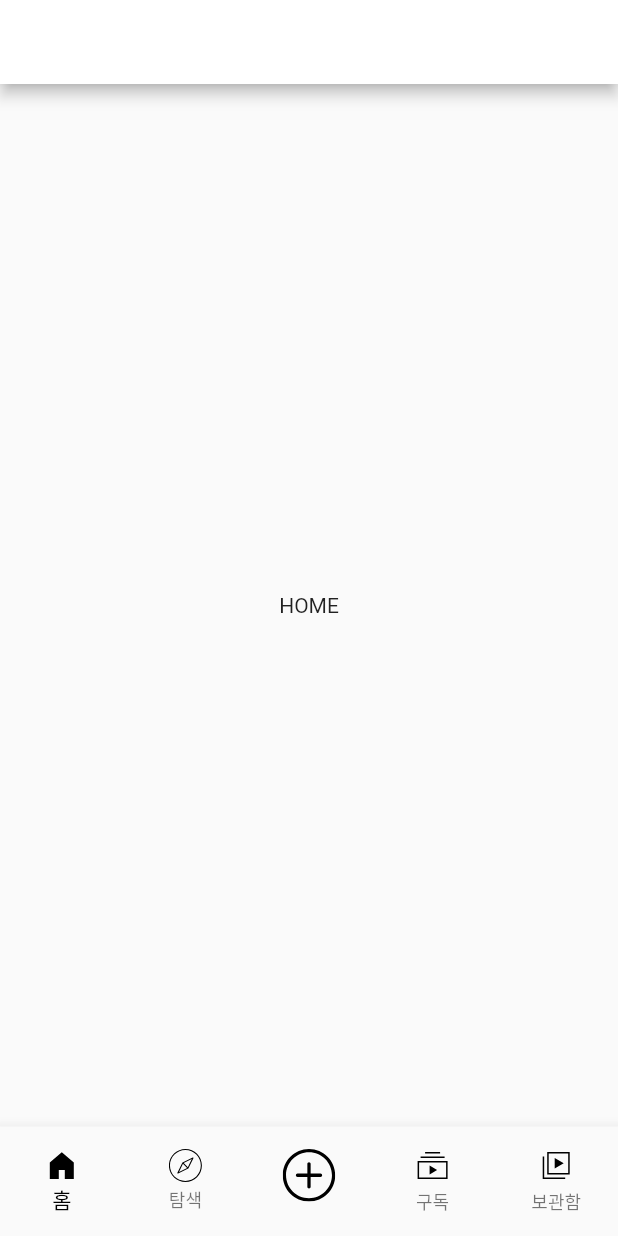
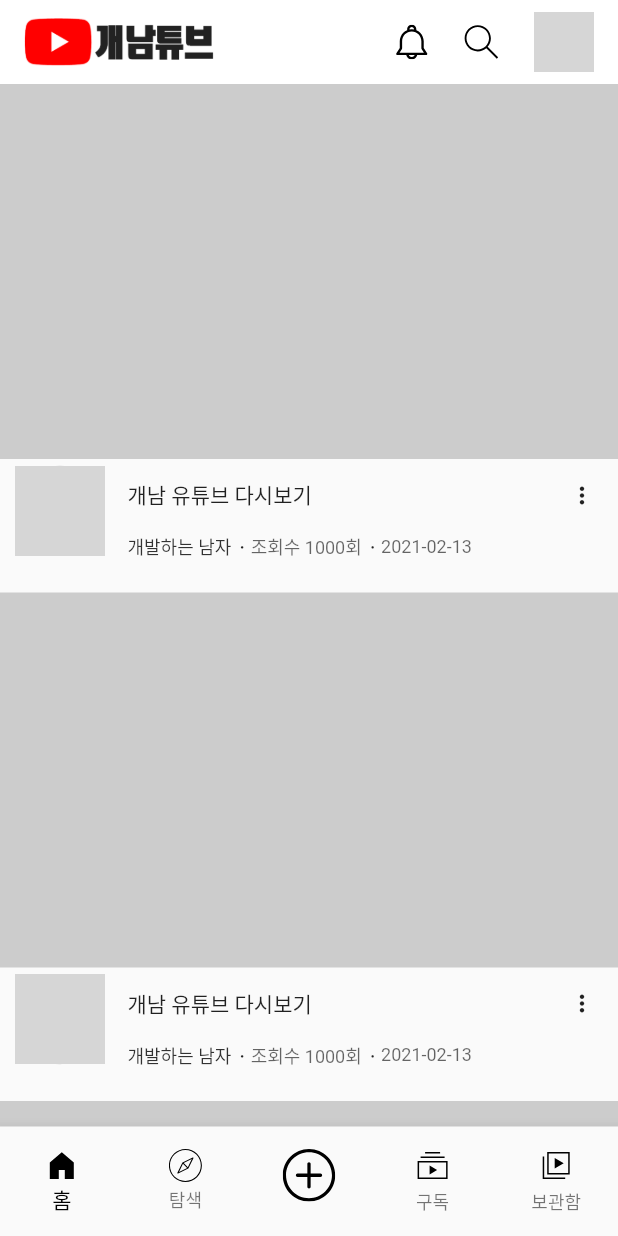
Before and after one commit to Heungjun/cloneCoding_youTube_inFlutter, a Flutter app: the screen it shows after launch, on a phone screen of 412 x 824 dp. Run offline on Flutter 3.47's test engine with Material 2 defaults, Android fonts, the phone set to English and light mode, and no system bars; our stand-ins replace flutter_svg, get; network calls fail; grey boxes are pictures that could not be loaded.

Commit message:
2021-07-19, ~6

```diff
--- a/lib/main.dart
+++ b/lib/main.dart
@@ -1,5 +1,6 @@
 import 'package:ccd_youtube_flutter/src/app.dart';
 import 'package:ccd_youtube_flutter/src/binding/init_binding.dart';
+import 'package:ccd_youtube_flutter/src/components/youtube_detail.dart';
 import 'package:flutter/material.dart';
 import 'package:get/get.dart';
 
@@ -23,7 +24,8 @@ class MyApp extends StatelessWidget {
         GetPage(
           name: '/',
           page: () => App(),
-        )
+        ),
+        GetPage(name: '/detail/:videoId', page: () => YoutubeDetail())
       ],
     );
   }
--- /dev/null
+++ b/lib/src/components/video_widget.dart
@@ -0,0 +1,89 @@
+import 'package:flutter/material.dart';
+
+class VideoWidget extends StatelessWidget {
+  const VideoWidget({Key? key}) : super(key: key);
+
+  @override
+  Widget build(BuildContext context) {
+    return Container(
+      child: Column(
+        children: [_thumbnail(), _simpleDetailInfo()],
+      ),
+    );
+  }
+
+  _thumbnail() {
+    return Container(
+      height: 250,
+      color: Colors.grey.withOpacity(0.5),
+    );
+  }
+
+  _simpleDetailInfo() {
+    return Container(
+      padding: const EdgeInsets.only(left: 10, bottom: 20),
+      child: Row(
+        children: [
+          CircleAvatar(
+            radius: 30,
+            backgroundColor: Colors.grey.withOpacity(0.5),
+            backgroundImage: Image.network(
+                    'https://yt3.ggpht.com/ytc/AKedOLQagIEl2WOUacXZ8WlCPvApoIouP9sNGkMIDVdQ=s88-c-k-c0x00ffffff-no-rj')
+                .image,
+          ),
+          SizedBox(width: 15),
+          Expanded(
+            child: Column(
+              children: [
+                Row(
+                  children: [
+                    Expanded(
+                      child: Text(
+                        '개남 유튜브 다시보기',
+                        maxLines: 2,
+                      ),
+                    ),
+                    IconButton(
+                      onPressed: () {},
+                      icon: Icon(
+                        Icons.more_vert,
+                        size: 18,
+                      ),
+                    )
+                  ],
+                ),
+                Row(
+                  children: [
+                    Text(
+                      '개발하는 남자',
+                      style: TextStyle(
+                        fontSize: 12,
+                        color: Colors.black.withOpacity(0.8),
+                      ),
+                    ),
+                    Text('ㆍ'),
+                    Text(
+                      '조회수 1000회',
+                      style: TextStyle(
+                        fontSize: 12,
+                        color: Colors.black.withOpacity(0.6),
+                      ),
+                    ),
+                    Text('ㆍ'),
+                    Text(
+                      '2021-02-13',
+                      style: TextStyle(
+                        fontSize: 12,
+                        color: Colors.black.withOpacity(0.6),
+                      ),
+                    )
+                  ],
+                ),
+              ],
+            ),
+          ),
+        ],
+      ),
+    );
+  }
+}
--- /dev/null
+++ b/lib/src/components/youtube_detail.dart
@@ -0,0 +1,15 @@
+import 'package:flutter/material.dart';
+import 'package:get/get.dart';
+
+class YoutubeDetail extends StatelessWidget {
+  const YoutubeDetail({Key? key}) : super(key: key);
+
+  @override
+  Widget build(BuildContext context) {
+    return Container(
+      child: Center(
+        child: Text(Get.parameters['videoId'] ?? ''),
+      ),
+    );
+  }
+}
--- /dev/null
+++ b/lib/src/controller/custom_appbar.dart
@@ -0,0 +1,57 @@
+import 'package:flutter/material.dart';
+import 'package:flutter_svg/flutter_svg.dart';
+
+class CustomAppBar extends StatelessWidget {
+  const CustomAppBar({Key? key}) : super(key: key);
+
+  Widget _logo() {
+    return Container(
+      child: Image.asset('assets/images/logo.png'),
+      width: 130,
+    );
+  }
+
+  Widget _actions() {
+    return Row(
+      children: [
+        GestureDetector(
+          onTap: () {},
+          child: Container(
+            width: 23,
+            height: 23,
+            child: SvgPicture.asset('assets/svg/icons/bell.svg'),
+          ),
+        ),
+        SizedBox(width: 20),
+        GestureDetector(
+          onTap: () {},
+          child: Container(
+            width: 30,
+            height: 30,
+            child: SvgPicture.asset('assets/svg/icons/search.svg'),
+          ),
+        ),
+        SizedBox(width: 20),
+        CircleAvatar(
+          backgroundColor: Colors.grey.withOpacity(0.5),
+          backgroundImage: Image.network(
+                  'https://yt3.ggpht.com/ytc/AKedOLQagIEl2WOUacXZ8WlCPvApoIouP9sNGkMIDVdQ=s88-c-k-c0x00ffffff-no-rj')
+              .image,
+        ),
+      ],
+    );
+  }
+
+  @override
+  Widget build(BuildContext context) {
+    return Container(
+      child: Row(
+        mainAxisAlignment: MainAxisAlignment.spaceBetween,
+        children: [
+          _logo(),
+          _actions(),
+        ],
+      ),
+    );
+  }
+}
--- a/lib/src/pages/home.dart
+++ b/lib/src/pages/home.dart
@@ -1,14 +1,35 @@
+import 'package:ccd_youtube_flutter/src/components/video_widget.dart';
+import 'package:ccd_youtube_flutter/src/controller/custom_appbar.dart';
 import 'package:flutter/material.dart';
+import 'package:get/get.dart';
 
 class Home extends StatelessWidget {
   const Home({Key? key}) : super(key: key);
 
   @override
   Widget build(BuildContext context) {
-    return Scaffold(
-      appBar: AppBar(),
-      body: Center(
-        child: Text('HOME'),
+    return SafeArea(
+      child: CustomScrollView(
+        slivers: [
+          SliverAppBar(
+            title: CustomAppBar(),
+            floating: true,
+            snap: true,
+          ),
+          SliverList(
+            delegate: SliverChildBuilderDelegate(
+              (context, index) {
+                return GestureDetector(
+                  onTap: () {
+                    Get.toNamed('/detail/239587');
+                  },
+                  child: VideoWidget(),
+                );
+              },
+              childCount: 10,
+            ),
+          ),
+        ],
       ),
     );
   }
```
